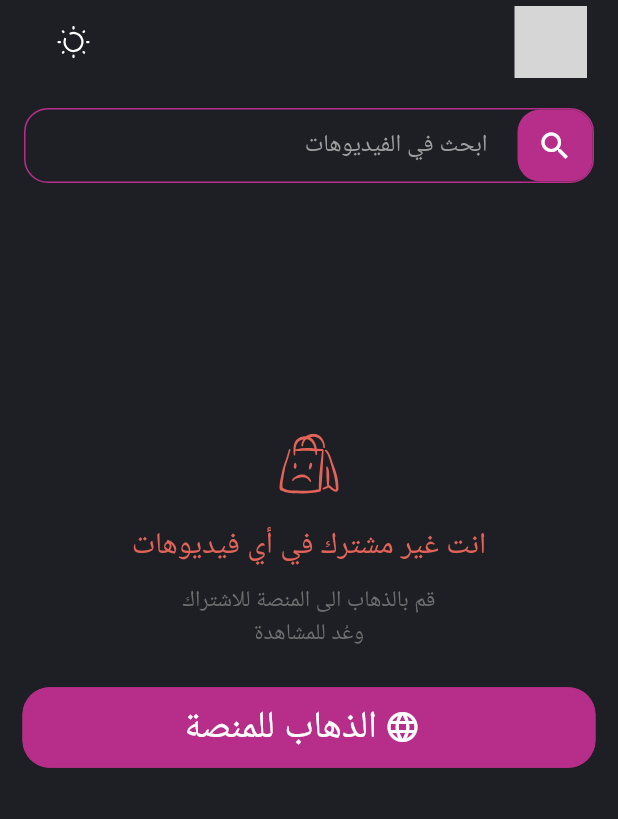
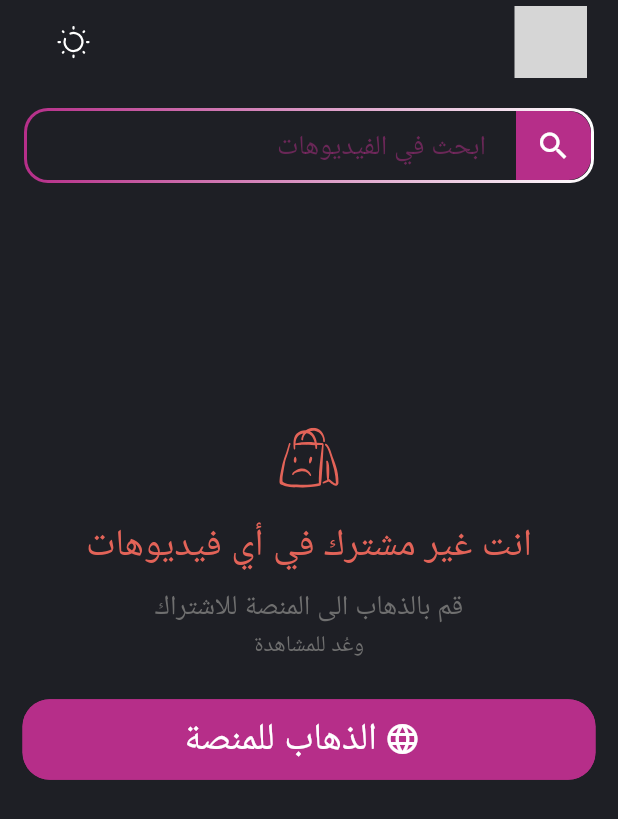
Before and after one commit to ABDO-OS/Easy-bio, a Flutter app: the screen it shows after launch, on a phone screen of 412 x 824 dp. Shown: the top 819 px of the screen. Run offline on Flutter 3.47's test engine with Material 3 defaults, Android fonts, the phone set to English and light mode, and no system bars; our stand-ins replace flutter_screenutil, flutter_svg; Roboto replaces fonts that are missing (Din); grey boxes are pictures that could not be loaded.

Commit message:
finish the search bar

```diff
--- a/lib/features/subscriptions/presentation/widgets/SearchBar.dart
+++ b/lib/features/subscriptions/presentation/widgets/SearchBar.dart
@@ -1,6 +1,7 @@
 import 'package:flutter/material.dart';
 import '../../../../core/style/colors/colors.dart' as appColors;
 import '../../../../core/style/colors/colors.dart';
+import '../../../../core/style/text/text_styles.dart';
 
 class CustomSearchBar extends StatelessWidget {
   const CustomSearchBar({super.key});
@@ -12,8 +13,16 @@ class CustomSearchBar extends StatelessWidget {
       margin: const EdgeInsets.all(16),
       decoration: BoxDecoration(
         color: Theme.of(context).primaryColor,
-        border: Border.all(color: ColorsLight.thirdColor),
+        gradient: kmaingradient,
         borderRadius: BorderRadius.circular(16),
+      ),
+
+      child: Padding(
+        padding: const EdgeInsets.all(2),
+        child: Container(
+          decoration: BoxDecoration(
+            color: Theme.of(context).primaryColor,
+            borderRadius: BorderRadius.circular(14),
           ),
           child: Row(
             children: [
@@ -22,7 +31,9 @@ class CustomSearchBar extends StatelessWidget {
                   textAlign: TextAlign.right,
                   decoration: InputDecoration(
                     hintText: 'ابحث في الفيديوهات',
-                hintStyle: TextStyle(color: Colors.grey[500]),
+                    hintStyle: TextStyles.regular16.copyWith(
+                      color: ColorsLight.thirdColor.withOpacity(0.5),
+                    ),
                     border: InputBorder.none,
                     contentPadding: const EdgeInsets.symmetric(horizontal: 20),
                   ),
@@ -33,12 +44,23 @@ class CustomSearchBar extends StatelessWidget {
                 width: 50,
                 decoration: BoxDecoration(
                   color: ColorsLight.thirdColor,
-              borderRadius: BorderRadius.circular(15),
+                  borderRadius: BorderRadius.only(
+                    bottomRight: Radius.circular(15.0),
+                    topRight: Radius.circular(15),
+                  ),
                 ),
                 child: Icon(Icons.search, color: appColors.ColorsLight.white),
               ),
             ],
           ),
+        ),
+      ),
     );
   }
 }
+
+const LinearGradient kmaingradient = LinearGradient(
+  colors: [ColorsLight.white, ColorsLight.thirdColor],
+  begin: Alignment.centerRight,
+  end: Alignment.centerLeft,
+);
--- a/lib/features/subscriptions/presentation/widgets/custombody.dart
+++ b/lib/features/subscriptions/presentation/widgets/custombody.dart
@@ -4,6 +4,7 @@ import 'package:flutter_svg/svg.dart';
 import '../../../../core/bottomwidget/CustomButton.dart';
 import '../../../../core/constants/constants.dart';
 import '../../../../core/style/colors/colors.dart';
+import '../../../../core/style/text/text_styles.dart';
 
 class Custombody extends StatelessWidget {
   const Custombody({super.key});
@@ -16,19 +17,18 @@ class Custombody extends StatelessWidget {
         SizedBox(height: 20),
         Text(
           'انت غير مشترك في أي فيديوهات',
-          style: TextStyle(color: ColorsLight.orange, fontSize: 20),
+          style: TextStyles.regular22.copyWith(color: ColorsLight.orange),
         ),
         SizedBox(height: 10),
         Text(
           'قم بالذهاب الى المنصة للاشتراك',
-          style: TextStyle(
+          style: TextStyles.regular16.copyWith(
             color: const Color.fromARGB(255, 111, 111, 111),
-            fontSize: 15,
           ),
         ),
         Text(
           'وعُد للمشاهدة',
-          style: TextStyle(
+          style: TextStyles.regular16.copyWith(
             color: const Color.fromARGB(255, 111, 111, 111),
             fontSize: 15,
           ),
```
Lines whose indentation alone changed are shown as unchanged.
